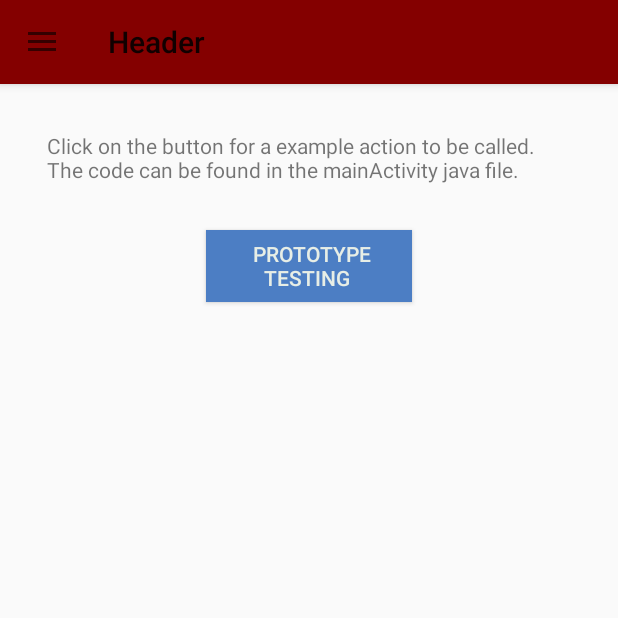
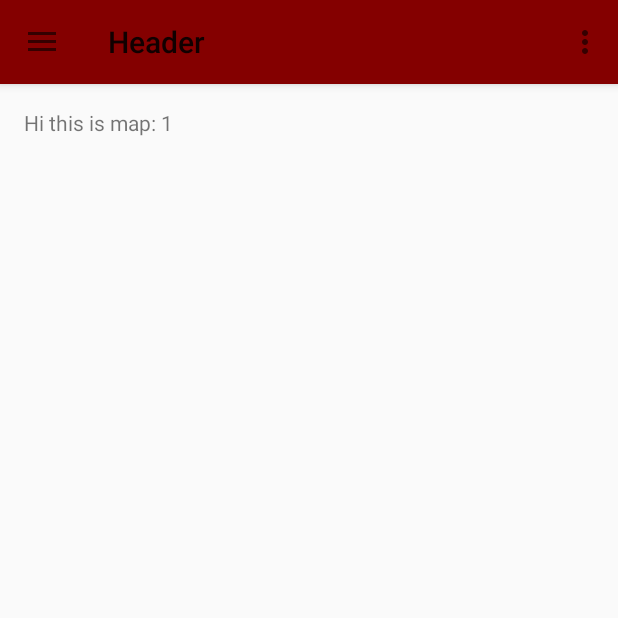
Before and after one commit to Cavonte/Conference-room-reservation-system, an Android app: the mainActivity screen opened directly, with no data from a screen before it, in the side drawer, after a tap on "Map", on a phone screen of 412 x 824 dp, the top half of it. Run offline under Robolectric (Android 15) with nearby library versions, the phone set to English and light mode, and no system bars.

Commit message:
added the skeleton of the map page

```diff
--- a/MobileApplication/SkynetProjectApp/app/src/main/java/com/skynetprojectapp/android/skynetprojectapp/mainActivity.java
+++ b/MobileApplication/SkynetProjectApp/app/src/main/java/com/skynetprojectapp/android/skynetprojectapp/mainActivity.java
@@ -26,14 +26,6 @@
         toolbar.setTitle("Header");
         setSupportActionBar(toolbar);
 
-//        FloatingActionButton fab = (FloatingActionButton) findViewById(R.id.fab);
-//        fab.setOnClickListener(new View.OnClickListener() {
-//            @Override
-//            public void onClick(View view) {
-//                Snackbar.make(view, "Replace with your own action", Snackbar.LENGTH_LONG)
-//                        .setAction("Action", null).show();
-//            }
-//        });
 
         DrawerLayout drawer = (DrawerLayout) findViewById(R.id.drawer_layout);
         ActionBarDrawerToggle toggle = new ActionBarDrawerToggle(
@@ -98,14 +90,17 @@
 
         if (id == R.id.nav_Reservations) {
             Toast.makeText(this, "Reservations", Toast.LENGTH_SHORT).show();
+        } else if (id == R.id.nav_Rooms) {
+            Toast.makeText(this, "Rooms", Toast.LENGTH_SHORT).show();
+            //startActivity(new Intent(mainActivity.this,mapsActivity.class));
         } else if (id == R.id.nav_Map) {
-            Toast.makeText(this, "Map", Toast.LENGTH_SHORT).show();
+            startActivity(new Intent(mainActivity.this,mapsActivity.class));
         } else if (id == R.id.nav_About) {
 
         } else if (id == R.id.nav_Help) {
 
         } else if (id == R.id.nav_Log_out) {
-
+            startActivity(new Intent(mainActivity.this,LoginActivity.class));
         }
 
         DrawerLayout drawer = (DrawerLayout) findViewById(R.id.drawer_layout);
--- /dev/null
+++ b/MobileApplication/SkynetProjectApp/app/src/main/java/com/skynetprojectapp/android/skynetprojectapp/mapsActivity.java
@@ -0,0 +1,194 @@
+package com.skynetprojectapp.android.skynetprojectapp;
+
+import android.content.Intent;
+import android.support.design.widget.NavigationView;
+import android.support.v4.view.GravityCompat;
+import android.support.v4.widget.DrawerLayout;
+import android.support.v7.app.ActionBarDrawerToggle;
+import android.support.v7.app.AppCompatActivity;
+import android.support.v7.widget.Toolbar;
+import android.os.Bundle;
+
+import android.view.MenuItem;
+import android.view.View;
+import android.widget.Toast;
+
+import android.support.v4.app.Fragment;
+import android.support.v4.app.FragmentManager;
+import android.support.v4.app.FragmentPagerAdapter;
+import android.support.v4.view.ViewPager;
+import android.view.LayoutInflater;
+import android.view.Menu;
+import android.view.ViewGroup;
+
+import android.widget.TextView;
+
+public class mapsActivity extends AppCompatActivity
+        implements NavigationView.OnNavigationItemSelectedListener {
+
+    /**
+     * The {@link android.support.v4.view.PagerAdapter} that will provide
+     * fragments for each of the sections. We use a
+     * {@link FragmentPagerAdapter} derivative, which will keep every
+     * loaded fragment in memory. If this becomes too memory intensive, it
+     * may be best to switch to a
+     * {@link android.support.v4.app.FragmentStatePagerAdapter}.
+     */
+    private SectionsPagerAdapter mSectionsPagerAdapter;
+
+    /**
+     * The {@link ViewPager} that will host the section contents.
+     */
+    private ViewPager mViewPager;
+
+    @Override
+    protected void onCreate(Bundle savedInstanceState) {
+        super.onCreate(savedInstanceState);
+        setContentView(R.layout.activity_maps_drawer);
+
+        Toolbar toolbar = (Toolbar) findViewById(R.id.toolbar);
+        toolbar.setTitle("Header");
+        setSupportActionBar(toolbar);
+
+        DrawerLayout drawerM = (DrawerLayout) findViewById(R.id.drawer_layout);
+        ActionBarDrawerToggle toggleM = new ActionBarDrawerToggle(
+                this, drawerM, toolbar, R.string.navigation_drawer_open, R.string.navigation_drawer_close);
+        drawerM.addDrawerListener(toggleM);
+        toggleM.syncState();
+//
+        NavigationView view = (NavigationView) findViewById(R.id.nav_view);
+        view.setNavigationItemSelectedListener(this);
+
+        // Create the adapter that will return a fragment for each of the three
+        // primary sections of the activity.
+        mSectionsPagerAdapter = new SectionsPagerAdapter(getSupportFragmentManager());
+
+        // Set up the ViewPager with the sections adapter.
+        mViewPager = (ViewPager) findViewById(R.id.container);
+        mViewPager.setAdapter(mSectionsPagerAdapter);
+
+    }
+
+
+    @Override
+    public boolean onCreateOptionsMenu(Menu menu) {
+        // Inflate the menu; this adds items to the action bar if it is present.
+        getMenuInflater().inflate(R.menu.menu_maps, menu);
+        return true;
+    }
+
+//    @Override
+//    public boolean onOptionsItemSelected(MenuItem item) {
+//        // Handle action bar item clicks here. The action bar will
+//        // automatically handle clicks on the Home/Up button, so long
+//        // as you specify a parent activity in AndroidManifest.xml.
+//        int id = item.getItemId();
+//
+//        //noinspection SimplifiableIfStatement
+//        if (id == R.id.action_settings) {
+//            return true;
+//        }
+//
+//        return super.onOptionsItemSelected(item);
+//    }
+
+    /**
+     * A placeholder fragment containing a simple view.
+     */
+    public static class PlaceholderFragment extends Fragment {
+        /**
+         * The fragment argument representing the section number for this
+         * fragment.
+         */
+        private static final String ARG_SECTION_NUMBER = "section_number";
+
+        public PlaceholderFragment() {
+        }
+
+        /**
+         * Returns a new instance of this fragment for the given section
+         * number.
+         */
+        public static PlaceholderFragment newInstance(int sectionNumber) {
+            PlaceholderFragment fragment = new PlaceholderFragment();
+            Bundle args = new Bundle();
+            args.putInt(ARG_SECTION_NUMBER, sectionNumber);
+            fragment.setArguments(args);
+            return fragment;
+        }
+
+        @Override
+        public View onCreateView(LayoutInflater inflater, ViewGroup container,
+                                 Bundle savedInstanceState) {
+            View rootView = inflater.inflate(R.layout.fragment_maps, container, false);
+            TextView textView = (TextView) rootView.findViewById(R.id.section_label);
+            textView.setText(getString(R.string.section_format, getArguments().getInt(ARG_SECTION_NUMBER)));
+            return rootView;
+        }
+    }
+
+    /**
+     * A {@link FragmentPagerAdapter} that returns a fragment corresponding to
+     * one of the sections/tabs/pages.
+     */
+    public class SectionsPagerAdapter extends FragmentPagerAdapter {
+
+        public SectionsPagerAdapter(FragmentManager fm) {
+            super(fm);
+        }
+
+        @Override
+        public Fragment getItem(int position) {
+            // getItem is called to instantiate the fragment for the given page.
+            // Return a PlaceholderFragment (defined as a static inner class below).
+            return PlaceholderFragment.newInstance(position + 1);
+        }
+
+        @Override
+        public int getCount() {
+            // Show 3 total pages.
+            return 4;
+        }
+
+        @Override
+        public CharSequence getPageTitle(int position) {
+            switch (position) {
+                case 0:
+                    return "Map 1";
+                case 1:
+                    return "Map 2";
+                case 2:
+                    return "Map 3";
+                case 4:
+                    return "Map 4";
+            }
+            return null;
+        }
+    }
+
+    @SuppressWarnings("StatementWithEmptyBody")
+    @Override
+    public boolean onNavigationItemSelected(MenuItem item) {
+        // Handle navigation view item clicks here.
+        int id = item.getItemId();
+
+        if (id == R.id.nav_Reservations) {
+            Toast.makeText(this, "Reservations", Toast.LENGTH_SHORT).show();
+        } else if (id == R.id.nav_Rooms) {
+            Toast.makeText(this, "Rooms", Toast.LENGTH_SHORT).show();
+            //startActivity(new Intent(mainActivity.this,mapsActivity.class));
+        } else if (id == R.id.nav_Map) {
+            startActivity(new Intent(mapsActivity.this,mapsActivity.class));
+        } else if (id == R.id.nav_About) {
+
+        } else if (id == R.id.nav_Help) {
+
+        } else if (id == R.id.nav_Log_out) {
+            startActivity(new Intent(mapsActivity.this,LoginActivity.class));
+        }
+
+        DrawerLayout drawer = (DrawerLayout) findViewById(R.id.drawer_layout);
+        drawer.closeDrawer(GravityCompat.START);
+        return true;
+    }
+}
--- a/MobileApplication/SkynetProjectApp/app/src/main/res/layout/activity_login.xml
+++ b/MobileApplication/SkynetProjectApp/app/src/main/res/layout/activity_login.xml
@@ -41,7 +41,7 @@
                 android:focusable="true"
                 android:textColorHighlight="@color/colorPrimaryDark"
                 android:textColorHint="@color/colorPrimary">
-                <EditText android:id="@+id/input_email"
+                <EditText android:id="@+id/input_studennt_id"
                     android:layout_width="match_parent"
                     android:layout_height="wrap_content"
                     android:inputType="textEmailAddress"
--- /dev/null
+++ b/MobileApplication/SkynetProjectApp/app/src/main/res/layout/activity_maps.xml
@@ -0,0 +1,36 @@
+<?xml version="1.0" encoding="utf-8"?>
+<android.support.design.widget.CoordinatorLayout xmlns:android="http://schemas.android.com/apk/res/android"
+    xmlns:app="http://schemas.android.com/apk/res-auto"
+    xmlns:tools="http://schemas.android.com/tools"
+    android:id="@+id/main_content"
+    android:layout_width="match_parent"
+    android:layout_height="match_parent"
+    android:fitsSystemWindows="true"
+    tools:context="com.skynetprojectapp.android.skynetprojectapp.mapsActivity">
+
+    <android.support.design.widget.AppBarLayout
+        android:layout_width="match_parent"
+        android:layout_height="wrap_content"
+        android:title=""
+        android:theme="@style/AppTheme.AppBarOverlay"
+        app:expanded="false">
+
+        <android.support.v7.widget.Toolbar
+            android:id="@+id/toolbar"
+            android:layout_width="match_parent"
+            android:layout_height="?attr/actionBarSize"
+            android:background="?attr/colorPrimary"
+            app:popupTheme="@style/AppTheme.PopupOverlay"
+            android:elevation="2dp"
+            android:theme="@style/AppTheme.NoActionBar"
+            />
+
+    </android.support.design.widget.AppBarLayout>
+
+     <android.support.v4.view.ViewPager
+        android:id="@+id/container"
+        android:layout_width="match_parent"
+        android:layout_height="match_parent"
+        app:layout_behavior="@string/appbar_scrolling_view_behavior" />
+
+  </android.support.design.widget.CoordinatorLayout>
--- /dev/null
+++ b/MobileApplication/SkynetProjectApp/app/src/main/res/layout/activity_maps_drawer.xml
@@ -0,0 +1,25 @@
+<?xml version="1.0" encoding="utf-8"?>
+<android.support.v4.widget.DrawerLayout xmlns:android="http://schemas.android.com/apk/res/android"
+xmlns:app="http://schemas.android.com/apk/res-auto"
+xmlns:tools="http://schemas.android.com/tools"
+android:id="@+id/drawer_layout"
+android:layout_width="match_parent"
+android:layout_height="match_parent"
+android:fitsSystemWindows="true"
+tools:openDrawer="start">
+
+<include
+    layout="@layout/activity_maps"
+    android:layout_width="match_parent"
+    android:layout_height="match_parent" />
+
+<android.support.design.widget.NavigationView
+    android:id="@+id/nav_view"
+    android:layout_width="wrap_content"
+    android:layout_height="match_parent"
+    android:layout_gravity="start"
+    android:fitsSystemWindows="true"
+    app:headerLayout="@layout/nav_header_nav__dawer"
+    app:menu="@menu/activity_nav__dawer_drawer" />
+
+</android.support.v4.widget.DrawerLayout>
--- /dev/null
+++ b/MobileApplication/SkynetProjectApp/app/src/main/res/layout/fragment_maps.xml
@@ -0,0 +1,16 @@
+<RelativeLayout xmlns:android="http://schemas.android.com/apk/res/android"
+    xmlns:tools="http://schemas.android.com/tools"
+    android:layout_width="match_parent"
+    android:layout_height="match_parent"
+    android:paddingBottom="@dimen/activity_vertical_margin"
+    android:paddingLeft="@dimen/activity_horizontal_margin"
+    android:paddingRight="@dimen/activity_horizontal_margin"
+    android:paddingTop="@dimen/activity_vertical_margin"
+    tools:context="com.skynetprojectapp.android.skynetprojectapp.mapsActivity$PlaceholderFragment">
+
+    <TextView
+        android:id="@+id/section_label"
+        android:layout_width="wrap_content"
+        android:layout_height="wrap_content" />
+
+</RelativeLayout>
--- a/MobileApplication/SkynetProjectApp/app/src/main/res/menu/activity_nav__dawer_drawer.xml
+++ b/MobileApplication/SkynetProjectApp/app/src/main/res/menu/activity_nav__dawer_drawer.xml
@@ -5,6 +5,9 @@
         <item
             android:id="@+id/nav_Reservations"
             android:title="Reservations" />
+        <item
+            android:id="@+id/nav_Rooms"
+            android:title="Rooms" />
         <item
             android:id="@+id/nav_Map"
             android:title="Map" />
--- /dev/null
+++ b/MobileApplication/SkynetProjectApp/app/src/main/res/menu/menu_maps.xml
@@ -0,0 +1,10 @@
+<menu xmlns:android="http://schemas.android.com/apk/res/android"
+    xmlns:app="http://schemas.android.com/apk/res-auto"
+    xmlns:tools="http://schemas.android.com/tools"
+    tools:context="com.skynetprojectapp.android.skynetprojectapp.mapsActivity">
+    <item
+        android:id="@+id/action_settings"
+        android:orderInCategory="100"
+        android:title="@string/action_settings"
+        app:showAsAction="never" />
+</menu>
--- a/MobileApplication/SkynetProjectApp/app/src/main/res/values/dimens.xml
+++ b/MobileApplication/SkynetProjectApp/app/src/main/res/values/dimens.xml
@@ -6,4 +6,5 @@
     <dimen name="nav_header_vertical_spacing">16dp</dimen>
     <dimen name="nav_header_height">160dp</dimen>
     <dimen name="fab_margin">16dp</dimen>
+    <dimen name="appbar_padding_top">8dp</dimen>
 </resources>
--- a/MobileApplication/SkynetProjectApp/app/src/main/res/values/strings.xml
+++ b/MobileApplication/SkynetProjectApp/app/src/main/res/values/strings.xml
@@ -21,4 +21,6 @@
     <string name="permission_rationale">"Contacts permissions are needed for providing email
         completions."
     </string>
+    <string name="title_activity_maps">mapsActivity</string>
+    <string name="section_format">Hi this is map: %1$d</string>
 </resources>
```
Also changed, not shown: MobileApplication/SkynetProjectApp/app/src/main/AndroidManifest.xml (+10 -6 lines), MobileApplication/SkynetProjectApp/app/src/main/java/com/skynetprojectapp/android/skynetprojectapp/LoginActivity.java (+33 -25 lines).
